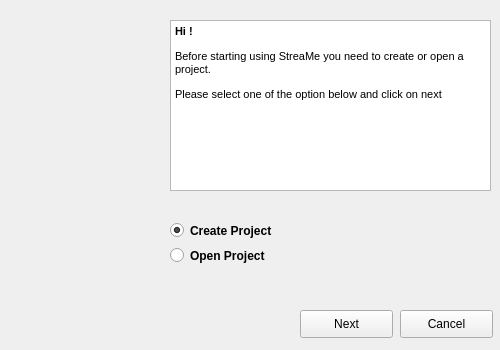
M0dM/StreaMe, file choosecreateopenproject.ui: the form before one commit.
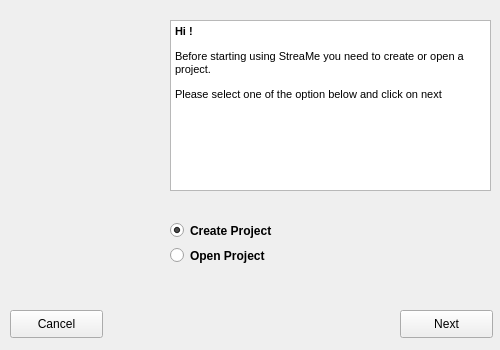
The form after the commit. Icons and pictures are not drawn.

```diff
--- a/choosecreateopenproject.ui
+++ b/choosecreateopenproject.ui
@@ -25,7 +25,7 @@
   <widget class="QPushButton" name="nextButton">
    <property name="geometry">
     <rect>
-     <x>300</x>
+     <x>400</x>
      <y>310</y>
      <width>93</width>
      <height>28</height>
@@ -79,7 +79,7 @@
   <widget class="QPushButton" name="cancelButton">
    <property name="geometry">
     <rect>
-     <x>400</x>
+     <x>10</x>
      <y>310</y>
      <width>93</width>
      <height>28</height>
```
